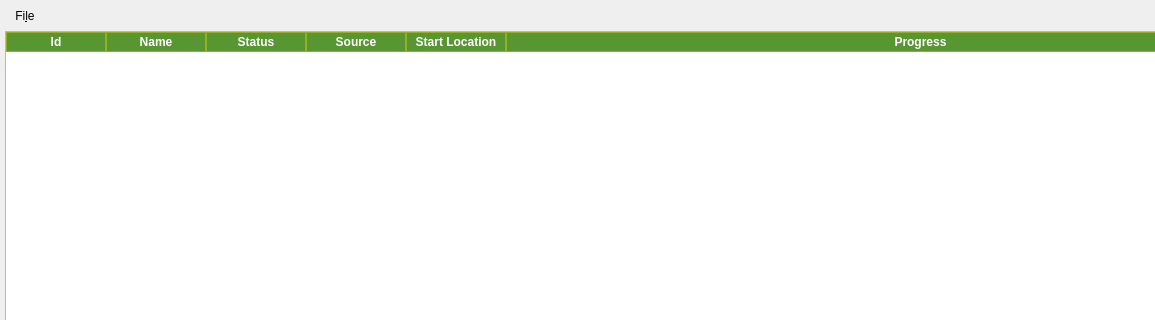
This is code/ui/ui_FmvManager.ui in All4Gis/QGISFMV as Qt 5 draws it before an edit; both pictures show x 0 to 1155 and y 0 to 320 of the 1341 by 445 pixel window. The edited form follows.
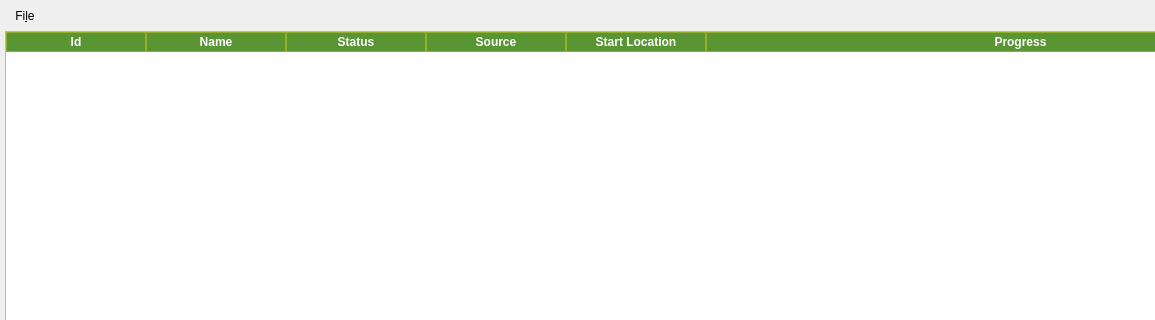
This is the edited form. Icons and pictures are not drawn.

```diff
--- a/code/ui/ui_FmvManager.ui
+++ b/code/ui/ui_FmvManager.ui
@@ -17,9 +17,6 @@
   <property name="locale">
    <locale language="English" country="UnitedStates"/>
   </property>
-  <property name="features">
-   <set>QDockWidget::AllDockWidgetFeatures</set>
-  </property>
   <property name="windowTitle">
    <string>Vi&amp;deo Manager</string>
   </property>
@@ -68,7 +65,6 @@
        <font>
         <family>Arial</family>
         <pointsize>9</pointsize>
-        <weight>75</weight>
         <bold>true</bold>
         <stylestrategy>PreferAntialias</stylestrategy>
        </font>
@@ -127,6 +123,12 @@
       <attribute name="horizontalHeaderStretchLastSection">
        <bool>true</bool>
       </attribute>
+      <attribute name="horizontalHeaderDefaultSectionSize">
+       <number>140</number>
+      </attribute>
+      <attribute name="horizontalHeaderMinimumSectionSize">
+       <number>60</number>
+      </attribute>
       <attribute name="verticalHeaderVisible">
        <bool>false</bool>
       </attribute>
```
Left out of the diff: 67 changed lines with no effect on the pictures.
